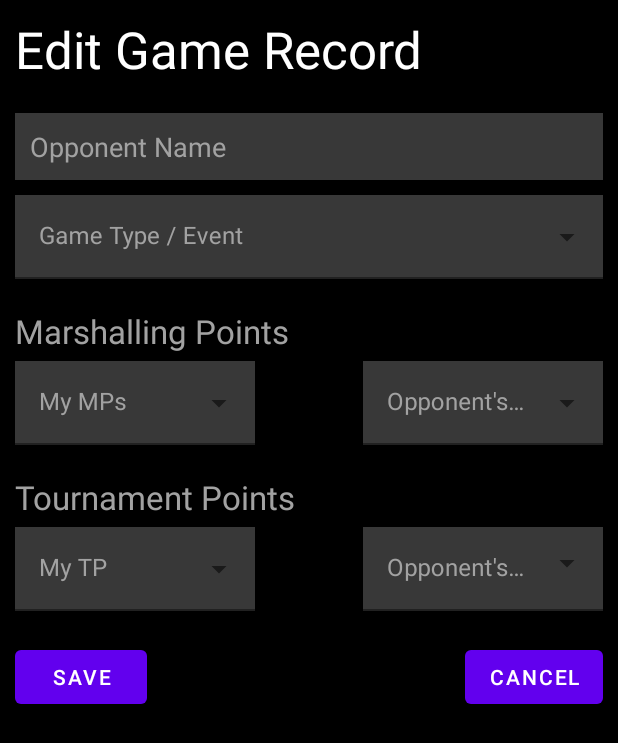
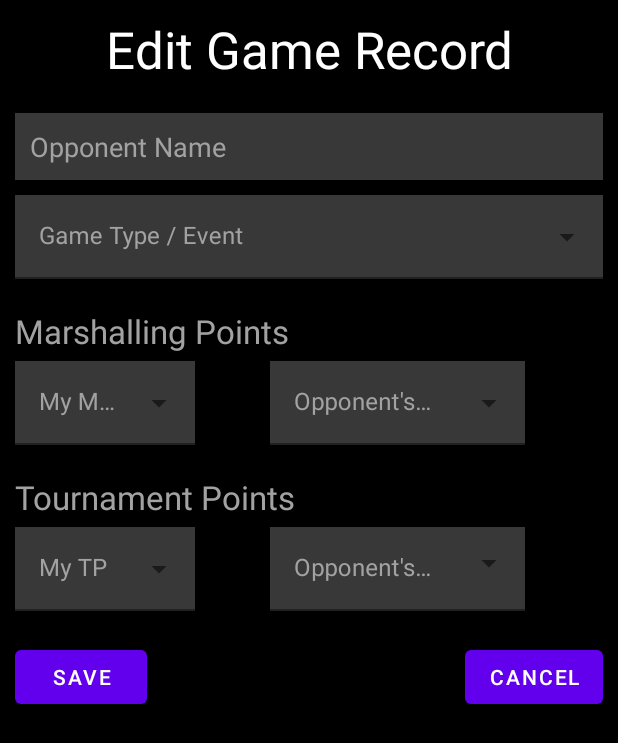
Before and after one commit to Heinrich-Barth/meccg-news-app, an Android app: the layout fragment_edit_record.xml on its own in the app's theme, with its tools: preview values and no code run, on a phone screen of 412 x 824 dp. Shown: the top 743 px of the screen. Run offline under Robolectric (Android 15) with nearby library versions, the phone set to English and light mode, and no system bars.

Commit message:
content description

```diff
--- a/app/src/main/res/layout/fragment_edit_record.xml
+++ b/app/src/main/res/layout/fragment_edit_record.xml
@@ -19,6 +19,7 @@
             android:layout_height="wrap_content"
             android:layout_marginBottom="20dp"
             android:text="@string/tp_section_title"
+            android:textAlignment="center"
             android:textAppearance="@style/TextAppearance.AppCompat.Display1"
             android:textColor="@color/text_default" />
 
@@ -56,6 +57,7 @@
                 android:layout_height="wrap_content"
                 android:background="@color/near_black"
                 android:inputType="none"
+                android:contentDescription="@string/tp_hint_event"
                 android:textColor="@color/light_black"
                 android:textColorHint="@color/light_black"
                 app:dropDownBackgroundTint="@color/near_black" />
@@ -79,7 +81,7 @@
             <com.google.android.material.textfield.TextInputLayout
                 android:id="@+id/record_edit_my_mps_layout"
                 style="@style/Widget.MaterialComponents.TextInputLayout.FilledBox.ExposedDropdownMenu"
-                android:layout_width="160dp"
+                android:layout_width="120dp"
                 android:layout_height="wrap_content"
                 android:hint="@string/tp_hint_mps"
                 android:textColorHint="@color/light_black"
@@ -93,6 +95,7 @@
                     android:layout_height="wrap_content"
                     android:background="@color/near_black"
                     android:inputType="none"
+                    android:contentDescription="@string/tp_hint_mps"
                     android:textColor="@color/light_black"
                     android:textColorHint="@color/light_black"
                     app:dropDownBackgroundTint="@color/near_black" />
@@ -100,15 +103,14 @@
             </com.google.android.material.textfield.TextInputLayout>
 
             <Space
-                android:layout_width="0dp"
-                android:layout_height="wrap_content"
-                android:layout_weight="1" />
+                android:layout_width="50dp"
+                android:layout_height="wrap_content" />
 
 
             <com.google.android.material.textfield.TextInputLayout
                 android:id="@+id/record_edit_opp_mps_layout"
                 style="@style/Widget.MaterialComponents.TextInputLayout.FilledBox.ExposedDropdownMenu"
-                android:layout_width="160dp"
+                android:layout_width="170dp"
                 android:layout_height="wrap_content"
                 android:hint="@string/tp_hint_opponent_mps"
                 android:textColorHint="@color/light_black"
@@ -122,6 +124,7 @@
                     android:layout_height="wrap_content"
                     android:background="@color/near_black"
                     android:inputType="none"
+                    android:contentDescription="@string/tp_hint_opponent_mps"
                     android:textColor="@color/light_black"
                     android:textColorHint="@color/light_black"
                     app:dropDownBackgroundTint="@color/near_black" />
@@ -148,7 +151,7 @@
             <com.google.android.material.textfield.TextInputLayout
                 android:id="@+id/select_tp_self_layout"
                 style="@style/Widget.MaterialComponents.TextInputLayout.FilledBox.ExposedDropdownMenu"
-                android:layout_width="160dp"
+                android:layout_width="120dp"
                 android:layout_height="wrap_content"
                 android:hint="@string/tp_hint_tp"
                 android:textColorHint="@color/light_black"
@@ -162,6 +165,7 @@
                     android:layout_height="wrap_content"
                     android:background="@color/near_black"
                     android:inputType="none"
+                    android:contentDescription="@string/tp_hint_tp"
                     android:textColor="@color/light_black"
                     android:textColorHint="@color/light_black"
                     app:dropDownBackgroundTint="@color/near_black" />
@@ -169,9 +173,8 @@
             </com.google.android.material.textfield.TextInputLayout>
 
             <Space
-                android:layout_width="wrap_content"
-                android:layout_height="wrap_content"
-                android:layout_weight="1" />
+                android:layout_width="50dp"
+                android:layout_height="wrap_content" />
 
             <com.google.android.material.textfield.TextInputLayout
                 style="@style/Widget.MaterialComponents.TextInputLayout.FilledBox.ExposedDropdownMenu"
@@ -186,10 +189,11 @@
 
                 <AutoCompleteTextView
                     android:id="@+id/select_tp_opp"
-                    android:layout_width="160dp"
+                    android:layout_width="170dp"
                     android:layout_height="wrap_content"
                     android:background="@color/near_black"
                     android:inputType="none"
+                    android:contentDescription="@string/tp_hint_opponent_tp"
                     android:textColor="@color/light_black"
                     android:textColorHint="@color/light_black"
                     app:dropDownBackgroundTint="@color/near_black" />
```
